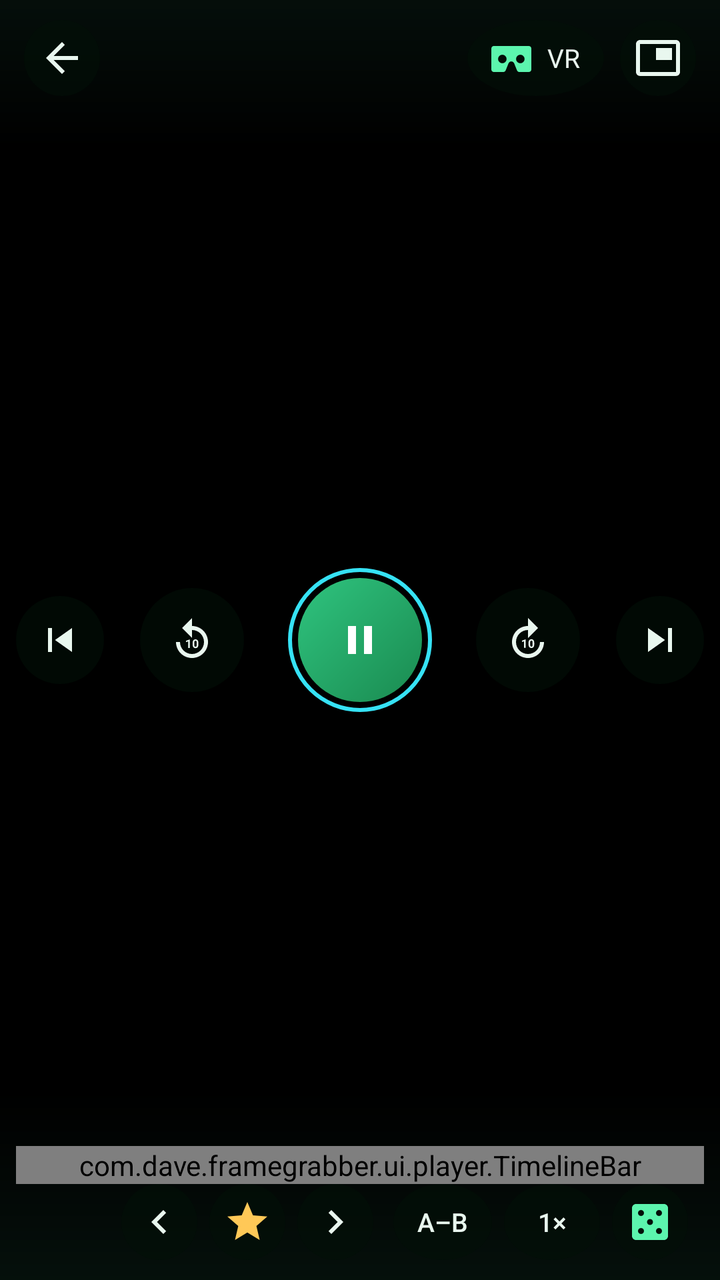
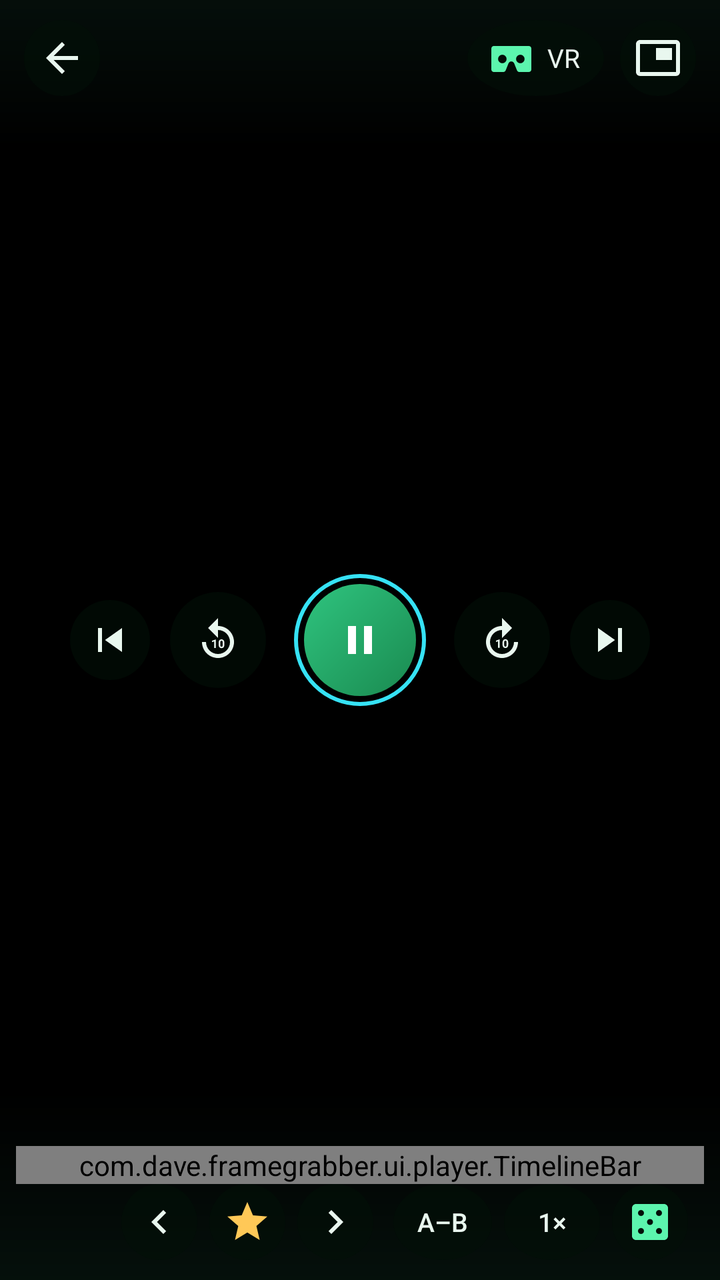

Before-and-after screenshots of an Android layout around one commit, followed by the original layout XML and the change that was made.
<!-- AndroidManifest.xml: activity theme AppTheme -->
<!-- res/layout/activity_player.xml -->
<?xml version="1.0" encoding="utf-8"?>
<FrameLayout xmlns:android="http://schemas.android.com/apk/res/android"
    android:id="@+id/playerRoot"
    android:layout_width="match_parent"
    android:layout_height="match_parent"
    android:background="#FF000000">

    <TextureView
        android:id="@+id/videoView"
        android:layout_width="match_parent"
        android:layout_height="match_parent" />

    
    <FrameLayout
        android:id="@+id/vrHost"
        android:layout_width="match_parent"
        android:layout_height="match_parent"
        android:visibility="gone" />

    
    <View
        android:id="@+id/gestureLayer"
        android:layout_width="match_parent"
        android:layout_height="match_parent" />

    
    <LinearLayout
        android:id="@+id/gestureInfo"
        android:layout_width="wrap_content"
        android:layout_height="wrap_content"
        android:layout_gravity="center"
        android:background="@drawable/bg_player_pill"
        android:gravity="center"
        android:orientation="vertical"
        android:paddingStart="22dp"
        android:paddingTop="12dp"
        android:paddingEnd="22dp"
        android:paddingBottom="12dp"
        android:visibility="gone">
        <ImageView
            android:id="@+id/gestureIcon"
            android:layout_width="30dp"
            android:layout_height="30dp"
            android:tint="@color/accent" />
        <TextView
            android:id="@+id/gestureText"
            android:layout_width="wrap_content"
            android:layout_height="wrap_content"
            android:layout_marginTop="4dp"
            android:fontFamily="sans-serif-medium"
            android:textColor="@color/text"
            android:textSize="18sp" />
        <ProgressBar
            android:id="@+id/gestureLevel"
            style="@android:style/Widget.Material.ProgressBar.Horizontal"
            android:layout_width="120dp"
            android:layout_height="wrap_content"
            android:layout_marginTop="6dp"
            android:max="100"
            android:progressBackgroundTint="@color/stroke"
            android:progressTint="@color/accent" />
    </LinearLayout>

    
    <TextView
        android:id="@+id/snack"
        android:layout_width="wrap_content"
        android:layout_height="wrap_content"
        android:layout_gravity="bottom|center_horizontal"
        android:layout_marginBottom="150dp"
        android:background="@drawable/bg_player_pill"
        android:paddingStart="18dp"
        android:paddingTop="10dp"
        android:paddingEnd="18dp"
        android:paddingBottom="10dp"
        android:textColor="@color/text"
        android:textSize="14sp"
        android:visibility="gone" />

    
    <FrameLayout
        android:id="@+id/controls"
        android:layout_width="match_parent"
        android:layout_height="match_parent">

        
        <LinearLayout
            android:id="@+id/topBar"
            android:layout_width="match_parent"
            android:layout_height="wrap_content"
            android:layout_gravity="top"
            android:background="@drawable/bg_player_top"
            android:gravity="center_vertical"
            android:orientation="horizontal"
            android:paddingStart="12dp"
            android:paddingTop="10dp"
            android:paddingEnd="12dp"
            android:paddingBottom="26dp">
            <ImageButton
                android:id="@+id/btnBack"
                style="@style/GlassBtn"
                android:contentDescription="Назад"
                android:src="@drawable/ic_arrow_back" />
            <LinearLayout
                android:layout_width="0dp"
                android:layout_height="wrap_content"
                android:layout_weight="1"
                android:orientation="vertical"
                android:paddingStart="12dp"
                android:paddingEnd="8dp">
                <TextView
                    android:id="@+id/txtTitle"
                    android:layout_width="wrap_content"
                    android:layout_height="wrap_content"
                    android:ellipsize="middle"
                    android:fontFamily="sans-serif-medium"
                    android:maxLines="1"
                    android:textColor="@color/text"
                    android:textSize="16sp" />
                <TextView
                    android:id="@+id/txtSub"
                    android:layout_width="wrap_content"
                    android:layout_height="wrap_content"
                    android:maxLines="1"
                    android:textColor="@color/accent"
                    android:textSize="12sp" />
            </LinearLayout>
            <TextView
                android:id="@+id/btnVr"
                android:layout_width="wrap_content"
                android:layout_height="38dp"
                android:layout_marginEnd="8dp"
                android:background="@drawable/btn_icon_glass"
                android:drawableStart="@drawable/ic_vr"
                android:drawablePadding="6dp"
                android:drawableTint="@color/accent"
                android:gravity="center"
                android:paddingStart="10dp"
                android:paddingEnd="12dp"
                android:stateListAnimator="@animator/press_scale"
                android:text="VR"
                android:textColor="@color/text"
                android:textSize="13sp" />
            <ImageButton
                android:id="@+id/btnPip"
                style="@style/GlassBtn"
                android:contentDescription="Картинка в картинке"
                android:src="@drawable/ic_pip" />
        </LinearLayout>

        
        <HorizontalScrollView
            android:id="@+id/vrBar"
            android:layout_width="match_parent"
            android:layout_height="wrap_content"
            android:layout_gravity="top"
            android:layout_marginTop="64dp"
            android:paddingStart="12dp"
            android:paddingEnd="12dp"
            android:scrollbars="none"
            android:visibility="gone">
            <LinearLayout
                android:id="@+id/vrChips"
                android:layout_width="wrap_content"
                android:layout_height="wrap_content"
                android:gravity="center_vertical"
                android:orientation="horizontal" />
        </HorizontalScrollView>

        
        <LinearLayout
            android:id="@+id/centerRow"
            android:layout_width="wrap_content"
            android:layout_height="wrap_content"
            android:layout_gravity="center"
            android:gravity="center"
            android:orientation="horizontal">
            <ImageButton
                android:id="@+id/btnFramePrev"
                style="@style/GlassBtn"
                android:layout_width="44dp"
                android:layout_height="44dp"
                android:contentDescription="Кадр назад"
                android:src="@drawable/ic_frame_prev" />
            <ImageButton
                android:id="@+id/btnBack10"
                style="@style/GlassBtn"
                android:layout_width="52dp"
                android:layout_height="52dp"
                android:layout_marginStart="18dp"
                android:contentDescription="Назад 10 секунд"
                android:src="@drawable/ic_replay10" />
            <ImageButton
                android:id="@+id/btnPlay"
                android:layout_width="72dp"
                android:layout_height="72dp"
                android:layout_marginStart="22dp"
                android:layout_marginEnd="22dp"
                android:background="@drawable/btn_shutter"
                android:contentDescription="Пауза / продолжить"
                android:scaleType="center"
                android:src="@drawable/ic_pause"
                android:stateListAnimator="@animator/press_scale"
                android:tint="#FFFFFFFF" />
            <ImageButton
                android:id="@+id/btnFwd10"
                style="@style/GlassBtn"
                android:layout_width="52dp"
                android:layout_height="52dp"
                android:layout_marginEnd="18dp"
                android:contentDescription="Вперёд 10 секунд"
                android:src="@drawable/ic_forward10" />
            <ImageButton
                android:id="@+id/btnFrameNext"
                style="@style/GlassBtn"
                android:layout_width="44dp"
                android:layout_height="44dp"
                android:contentDescription="Кадр вперёд"
                android:src="@drawable/ic_frame_next" />
        </LinearLayout>

        
        <LinearLayout
            android:id="@+id/bottomBar"
            android:layout_width="match_parent"
            android:layout_height="wrap_content"
            android:layout_gravity="bottom"
            android:background="@drawable/bg_player_bottom"
            android:orientation="vertical"
            android:paddingStart="8dp"
            android:paddingTop="28dp"
            android:paddingEnd="8dp"
            android:paddingBottom="10dp">

            <com.dave.framegrabber.ui.player.TimelineBar
                android:id="@+id/timeline"
                android:layout_width="match_parent"
                android:layout_height="wrap_content" />

            <LinearLayout
                android:layout_width="match_parent"
                android:layout_height="wrap_content"
                android:gravity="center_vertical"
                android:orientation="horizontal"
                android:paddingStart="8dp"
                android:paddingEnd="8dp">
                <TextView
                    android:id="@+id/txtTime"
                    android:layout_width="0dp"
                    android:layout_height="wrap_content"
                    android:layout_weight="1"
                    android:fontFamily="monospace"
                    android:maxLines="1"
                    android:textColor="@color/text"
                    android:textSize="13sp" />
                <HorizontalScrollView
                    android:layout_width="wrap_content"
                    android:layout_height="wrap_content"
                    android:scrollbars="none">
                    <LinearLayout
                        android:layout_width="wrap_content"
                        android:layout_height="wrap_content"
                        android:gravity="center_vertical"
                        android:orientation="horizontal">
                        <ImageButton
                            android:id="@+id/btnMomentPrev"
                            style="@style/GlassBtn"
                            android:contentDescription="Предыдущий момент"
                            android:src="@drawable/ic_chev_left" />
                        <ImageButton
                            android:id="@+id/btnMoment"
                            style="@style/GlassBtn"
                            android:layout_marginStart="6dp"
                            android:contentDescription="Отметить лучший момент"
                            android:src="@drawable/ic_star"
                            android:tint="@color/warn" />
                        <ImageButton
                            android:id="@+id/btnMomentNext"
                            style="@style/GlassBtn"
                            android:layout_marginStart="6dp"
                            android:contentDescription="Следующий момент"
                            android:src="@drawable/ic_chev_right" />
                        <TextView
                            android:id="@+id/btnAB"
                            style="@style/PlayerChip"
                            android:layout_marginStart="10dp"
                            android:text="A–B" />
                        <TextView
                            android:id="@+id/btnSpeed"
                            style="@style/PlayerChip"
                            android:layout_marginStart="6dp"
                            android:text="1×" />
                        <ImageButton
                            android:id="@+id/btnRandom"
                            style="@style/GlassBtn"
                            android:layout_marginStart="6dp"
                            android:contentDescription="Случайный горячий момент"
                            android:src="@drawable/ic_dice"
                            android:tint="@color/accent" />
                    </LinearLayout>
                </HorizontalScrollView>
            </LinearLayout>
        </LinearLayout>
    </FrameLayout>
</FrameLayout>
<!-- resources referenced by this layout -->
<resources>
  <color name="accent">#FF5CF5AE</color>
  <color name="stroke">#FF234A38</color>
  <color name="text">#FFE9F7EF</color>
  <color name="warn">#FFFFC857</color>
  <!-- drawable bg_player_bottom (drawable) -->
  <?xml version="1.0" encoding="utf-8"?>
  <shape xmlns:android="http://schemas.android.com/apk/res/android" android:shape="rectangle">
      <gradient android:angle="90" android:startColor="#E006120D" android:endColor="#0006120D" />
  </shape>
  <!-- drawable bg_player_pill (drawable) -->
  <?xml version="1.0" encoding="utf-8"?>
  <shape xmlns:android="http://schemas.android.com/apk/res/android" android:shape="rectangle">
      <solid android:color="#CC0B1A14" />
      <corners android:radius="18dp" />
      <stroke android:width="1dp" android:color="#665CF5AE" />
  </shape>
  <!-- drawable bg_player_top (drawable) -->
  <?xml version="1.0" encoding="utf-8"?>
  <shape xmlns:android="http://schemas.android.com/apk/res/android" android:shape="rectangle">
      <gradient android:angle="270" android:startColor="#CC06120D" android:endColor="#0006120D" />
  </shape>
  <!-- drawable btn_icon_glass (drawable) -->
  <?xml version="1.0" encoding="utf-8"?>
  <ripple xmlns:android="http://schemas.android.com/apk/res/android" android:color="#557FE0A6">
      <item>
          <shape android:shape="oval">
              <solid android:color="#99031008" />
          </shape>
      </item>
  </ripple>
  <!-- drawable ic_frame_next (drawable) -->
  <?xml version="1.0" encoding="utf-8"?>
  <vector xmlns:android="http://schemas.android.com/apk/res/android"
      android:width="24dp" android:height="24dp"
      android:viewportWidth="24" android:viewportHeight="24">
      <path android:fillColor="#FFFFFFFF" android:pathData="M6,18l8.5,-6L6,6v12zM16,6v12h2V6h-2z" />
  </vector>
  <!-- drawable ic_frame_prev (drawable) -->
  <?xml version="1.0" encoding="utf-8"?>
  <vector xmlns:android="http://schemas.android.com/apk/res/android"
      android:width="24dp" android:height="24dp"
      android:viewportWidth="24" android:viewportHeight="24">
      <path android:fillColor="#FFFFFFFF" android:pathData="M6,6h2v12H6zM9.5,12l8.5,6V6z" />
  </vector>
  <!-- drawable ic_pause (drawable) -->
  <?xml version="1.0" encoding="utf-8"?>
  <vector xmlns:android="http://schemas.android.com/apk/res/android"
      android:width="24dp" android:height="24dp"
      android:viewportWidth="24" android:viewportHeight="24" android:tint="?android:attr/textColorPrimary">
      <path android:fillColor="#FFFFFFFF" android:pathData="M6,19h4V5H6v14zM14,5v14h4V5h-4z" />
  </vector>
  <style name="GlassBtn">
          <item name="android:layout_width">38dp</item>
          <item name="android:layout_height">38dp</item>
          <item name="android:background">@drawable/btn_icon_glass</item>
          <item name="android:tint">@color/text</item>
          <item name="android:scaleType">center</item>
          <item name="android:stateListAnimator">@animator/press_scale</item>
      </style>
  <color name="cyan">#FF36E2F5</color>
  <color name="primaryBright">#FF2FC47F</color>
  <color name="primary">#FF1A8A50</color>
  <color name="bg">#FF04120B</color>
  <color name="textDim">#FF94BCA6</color>
  <style name="DialogTheme" parent="android:Theme.Material.Dialog.Alert">
          <item name="android:windowBackground">@drawable/bg_dialog</item>
          <item name="android:colorAccent">@color/accent</item>
          <item name="android:textColorPrimary">@color/text</item>
      </style>
  <!-- drawable bg_dialog (drawable) -->
  <?xml version="1.0" encoding="utf-8"?>
  <inset xmlns:android="http://schemas.android.com/apk/res/android" android:inset="16dp">
      <shape android:shape="rectangle">
          <solid android:color="@color/surface" />
          <corners android:radius="20dp" />
          <stroke android:width="1dp" android:color="@color/stroke" />
      </shape>
  </inset>
  <color name="surface">#E00C2218</color>
  <!-- unchanged entries left out for length: 12 -->
</resources>

<!-- the commit's change to res/layout/activity_player.xml (unified diff, before → after) -->
@@ -178,24 +178,24 @@
             <ImageButton
                 android:id="@+id/btnFramePrev"
                 style="@style/GlassBtn"
-                android:layout_width="44dp"
-                android:layout_height="44dp"
+                android:layout_width="40dp"
+                android:layout_height="40dp"
                 android:contentDescription="Кадр назад"
                 android:src="@drawable/ic_frame_prev" />
             <ImageButton
                 android:id="@+id/btnBack10"
                 style="@style/GlassBtn"
-                android:layout_width="52dp"
-                android:layout_height="52dp"
-                android:layout_marginStart="18dp"
+                android:layout_width="48dp"
+                android:layout_height="48dp"
+                android:layout_marginStart="10dp"
                 android:contentDescription="Назад 10 секунд"
                 android:src="@drawable/ic_replay10" />
             <ImageButton
                 android:id="@+id/btnPlay"
-                android:layout_width="72dp"
-                android:layout_height="72dp"
-                android:layout_marginStart="22dp"
-                android:layout_marginEnd="22dp"
+                android:layout_width="66dp"
+                android:layout_height="66dp"
+                android:layout_marginStart="14dp"
+                android:layout_marginEnd="14dp"
                 android:background="@drawable/btn_shutter"
                 android:contentDescription="Пауза / продолжить"
                 android:scaleType="center"
@@ -205,16 +205,16 @@
             <ImageButton
                 android:id="@+id/btnFwd10"
                 style="@style/GlassBtn"
-                android:layout_width="52dp"
-                android:layout_height="52dp"
-                android:layout_marginEnd="18dp"
+                android:layout_width="48dp"
+                android:layout_height="48dp"
+                android:layout_marginEnd="10dp"
                 android:contentDescription="Вперёд 10 секунд"
                 android:src="@drawable/ic_forward10" />
             <ImageButton
                 android:id="@+id/btnFrameNext"
                 style="@style/GlassBtn"
-                android:layout_width="44dp"
-                android:layout_height="44dp"
+                android:layout_width="40dp"
+                android:layout_height="40dp"
                 android:contentDescription="Кадр вперёд"
                 android:src="@drawable/ic_frame_next" />
         </LinearLayout>
@@ -246,21 +246,23 @@
                 android:paddingEnd="8dp">
                 <TextView
                     android:id="@+id/txtTime"
-                    android:layout_width="0dp"
+                    android:layout_width="wrap_content"
                     android:layout_height="wrap_content"
-                    android:layout_weight="1"
+                    android:paddingEnd="8dp"
                     android:fontFamily="monospace"
                     android:maxLines="1"
                     android:textColor="@color/text"
                     android:textSize="13sp" />
                 <HorizontalScrollView
-                    android:layout_width="wrap_content"
+                    android:layout_width="0dp"
                     android:layout_height="wrap_content"
+                    android:layout_weight="1"
+                    android:fillViewport="true"
                     android:scrollbars="none">
                     <LinearLayout
-                        android:layout_width="wrap_content"
+                        android:layout_width="match_parent"
                         android:layout_height="wrap_content"
-                        android:gravity="center_vertical"
+                        android:gravity="center_vertical|end"
                         android:orientation="horizontal">
                         <ImageButton
                             android:id="@+id/btnMomentPrev"
